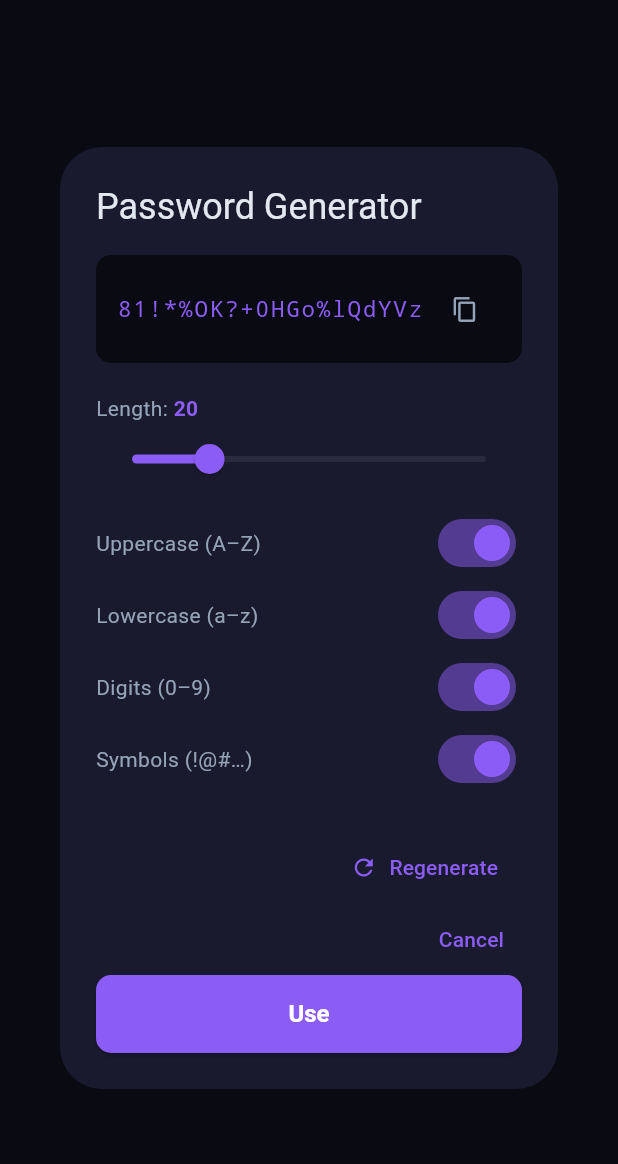
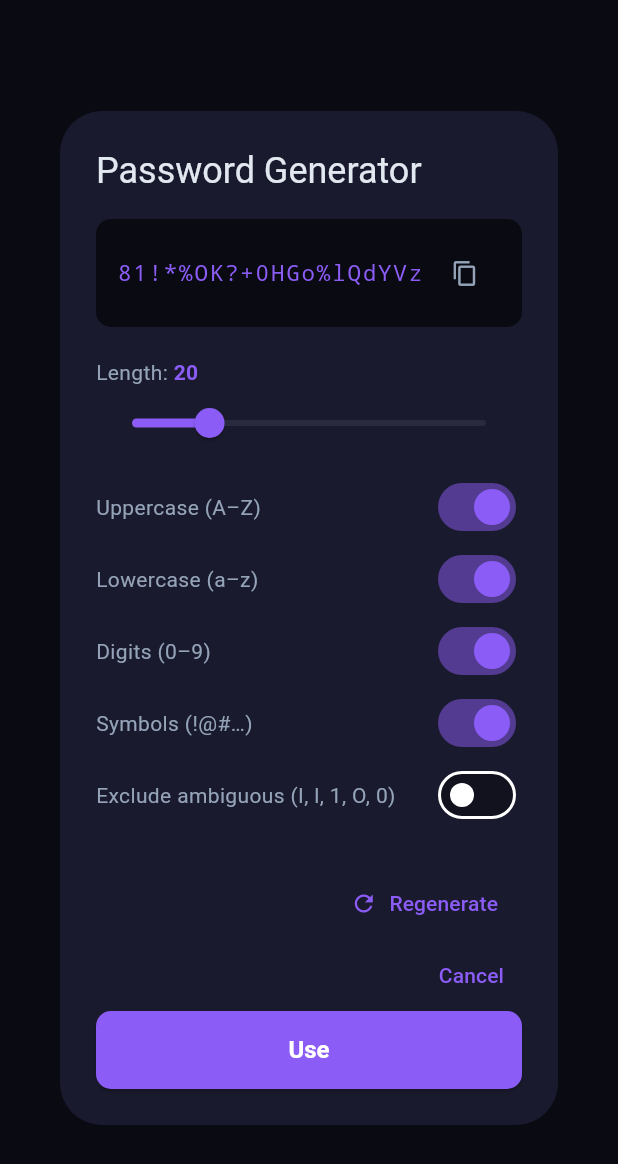
Before and after one commit to EerieGoesD/cryptkeep, a Flutter app: the PasswordGeneratorDialog widget shown alone on an empty page, opened directly, on a phone screen of 412 x 824 dp. Shown: the top 1164 px of the screen. Run offline on Flutter 3.47's test engine with Material 3 defaults, Android fonts, the phone set to English and light mode, and no system bars; our stand-ins replace file_picker, qr_flutter, supabase_flutter; missing offline and left inert: dart:html, encrypt, kdbx, pointycastle, webcrypto; accounts and stored records are empty.

Commit message:
Hide Pro UI in MS Store build; add ambiguous-char toggle to generator; bump 1.0.4.0
Why: The MS Store variant ships Pro features bundled, so there is no need to
advertise "CryptKeep Pro" or expose Stripe checkout. Web/sideload builds keep
the upsell. Gated behind the existing kProIncluded compile-time flag.

- vault popup menu hides "CryptKeep Pro" item and the gold PRO badge on Password Health when kProIncluded
- settings hides the entire SUBSCRIPTION section when kProIncluded
- password generator: new "Exclude ambiguous (I, l, 1, O, 0)" toggle
- msix_version 1.0.3.0 -> 1.0.4.0 (Store rejects same-version uploads)

```diff
--- a/lib/screens/vault/password_generator_dialog.dart
+++ b/lib/screens/vault/password_generator_dialog.dart
@@ -27,12 +27,14 @@ class _PasswordGeneratorDialogState extends State<PasswordGeneratorDialog> {
   static const _lower = 'abcdefghijklmnopqrstuvwxyz';
   static const _digits = '0123456789';
   static const _symbols = '!@#\$%^&*()-_=+[]{}|;:,.<>?';
+  static const _ambiguous = 'Il1O0';
 
   int _length = 20;
   bool _useUpper = true;
   bool _useLower = true;
   bool _useDigits = true;
   bool _useSymbols = true;
+  bool _excludeAmbiguous = false;
   String _password = '';
 
   @override
@@ -42,12 +44,16 @@ class _PasswordGeneratorDialogState extends State<PasswordGeneratorDialog> {
   }
 
   void _generate() {
-    final charset = [
+    var charset = [
       if (_useUpper) _upper,
       if (_useLower) _lower,
       if (_useDigits) _digits,
       if (_useSymbols) _symbols,
     ].join();
+
+    if (_excludeAmbiguous) {
+      charset = charset.split('').where((c) => !_ambiguous.contains(c)).join();
+    }
 
     if (charset.isEmpty) {
       setState(() => _password = '');
@@ -157,6 +163,10 @@ class _PasswordGeneratorDialogState extends State<PasswordGeneratorDialog> {
               setState(() => _useSymbols = v);
               _generate();
             }),
+            _toggle('Exclude ambiguous (I, l, 1, O, 0)', _excludeAmbiguous, (v) {
+              setState(() => _excludeAmbiguous = v);
+              _generate();
+            }),
           ],
         ),
       ),
--- a/lib/screens/vault/settings_screen.dart
+++ b/lib/screens/vault/settings_screen.dart
@@ -3,6 +3,7 @@ import 'package:provider/provider.dart';
 import 'package:url_launcher/url_launcher.dart';
 
 import '../../app.dart';
+import '../../config.dart';
 import '../../providers/app_state.dart';
 import '../../services/migration_service.dart';
 import '../auth/login_screen.dart';
@@ -157,6 +158,7 @@ class _SettingsScreenState extends State<SettingsScreen> {
                   title: 'Sign out',
                   onTap: _signOut,
                 ),
+                if (!kProIncluded) ...[
                   const SizedBox(height: 28),
                   const Text(
                     'SUBSCRIPTION',
@@ -177,6 +179,7 @@ class _SettingsScreenState extends State<SettingsScreen> {
                       MaterialPageRoute(builder: (_) => const PremiumScreen()),
                     ),
                   ),
+                ],
                 const SizedBox(height: 28),
                 const Text(
                   'SECURITY',
--- a/pubspec.yaml
+++ b/pubspec.yaml
@@ -34,7 +34,7 @@ msix_config:
   publisher_display_name: EERIE
   identity_name: 20715EerieGoesD.CryptKeep
   publisher: CN=A2A89A47-0B2B-4C32-B85C-9753888A9FFC
-  msix_version: 1.0.3.0
+  msix_version: 1.0.4.0
   logo_path: windows/runner/resources/app_icon_white.png
   capabilities: internetClient
   store: true
```
Also changed, not shown: lib/screens/vault/vault_screen.dart (+19 -15 lines), 1 other file. Lines whose indentation alone changed are shown as unchanged.
